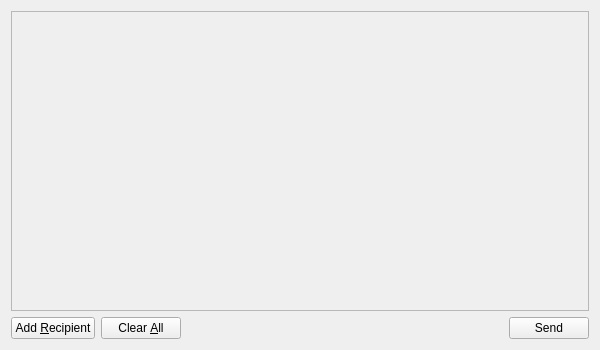
Old version of the form ui/forms/sendcoinspage.ui in the repository chromaway/ngcccbase.
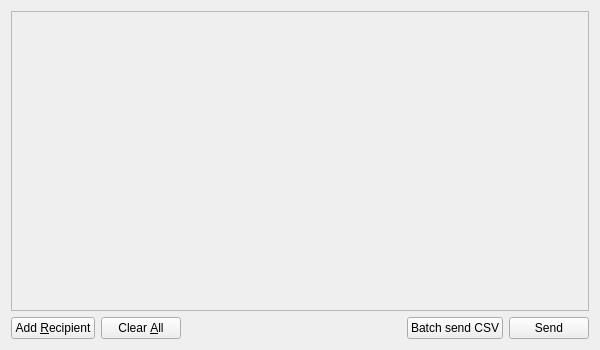
New version of the form. Icons and pictures are not drawn.

The edit to the form file:
```diff
--- a/ui/forms/sendcoinspage.ui
+++ b/ui/forms/sendcoinspage.ui
@@ -92,6 +92,17 @@
        </property>
       </spacer>
      </item>
+     <item>
+      <widget class="QPushButton" name="btnBatchSendCSV">
+       <property name="text">
+        <string>Batch send CSV</string>
+       </property>
+       <property name="icon">
+        <iconset>
+         <normaloff>../icons/send.png</normaloff>../icons/send.png</iconset>
+       </property>
+      </widget>
+     </item>
      <item>
       <widget class="QPushButton" name="btnSend">
        <property name="text">
```
Left out of the diff: 1 changed line with no effect on the pictures.
